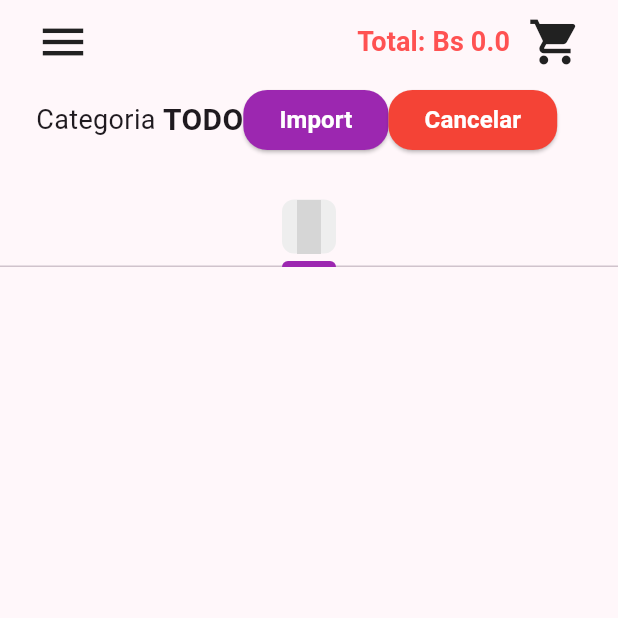
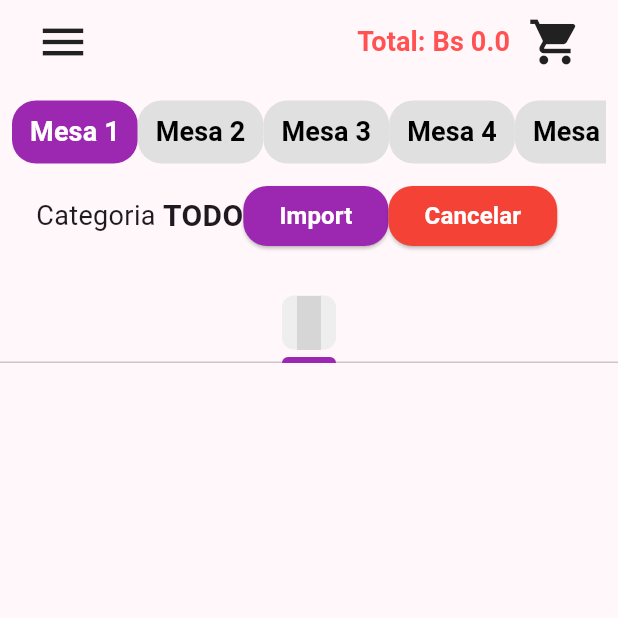
Before and after one commit to adimerpaul/cafeitaliaApp, a Flutter app: the screen it shows after launch, after a tap on "Cancelar", on a phone screen of 412 x 824 dp, the top half of it. Run offline on Flutter 3.47's test engine with Material 3 defaults, Android fonts, the phone set to English and light mode, and no system bars; our stand-ins replace badges, cached_network_image, flutter_dotenv, hive, hive_flutter, line_icons; accounts and stored records are empty; statements that could not run were skipped; grey boxes are pictures that could not be loaded.

Commit message:
Colocado para mesa

```diff
--- a/lib/pages/MyHomePage.dart
+++ b/lib/pages/MyHomePage.dart
@@ -26,6 +26,7 @@ class _MyHomePageState extends State<MyHomePage> {
   List<Product> products = [];
   List<Product> productsAll = [];
   List<Widget> tabs = [];
+  int selectedMesa = 0;
   import() async {
     setState(() {
       _loading = true;
@@ -135,6 +136,39 @@ class _MyHomePageState extends State<MyHomePage> {
         body: Column(
           children: [
             Padding(
+              padding: const EdgeInsets.all(8.0),
+              child: SingleChildScrollView(
+                scrollDirection: Axis.horizontal,
+                child: Row(
+                  mainAxisAlignment: MainAxisAlignment.center,
+                  children: List.generate(8, (index) {
+                    return TextButton(
+                      onPressed: () {
+                        // print(index);
+                        setState(() {
+                          selectedMesa = index;
+                        });
+                      },
+                      child: Text(
+                        'Mesa ${index + 1}',
+                        style: TextStyle(
+                          fontSize: 18,
+                          color: selectedMesa == index ? Colors.white : Colors.black,
+                          fontWeight: FontWeight.bold,
+                        ),
+                      ),
+                      style: ElevatedButton.styleFrom(
+                        primary: selectedMesa == index ? Colors.purple : Colors.grey[300],
+                        shape: RoundedRectangleBorder(
+                          borderRadius: BorderRadius.circular(16),
+                        ),
+                      ),
+                    );
+                  }),
+                ),
+              ),
+            ),
+            Padding(
               padding: const EdgeInsets.only(left: 24.0),
               child: Row(
                 children: [
@@ -172,6 +206,7 @@ class _MyHomePageState extends State<MyHomePage> {
                   ElevatedButton(
                       onPressed: (){
                         setState(() {
+                          filtrarCategoria(0);
                           products.forEach((element) {
                             element.cantidadCarrito = 0;
                           });
```
